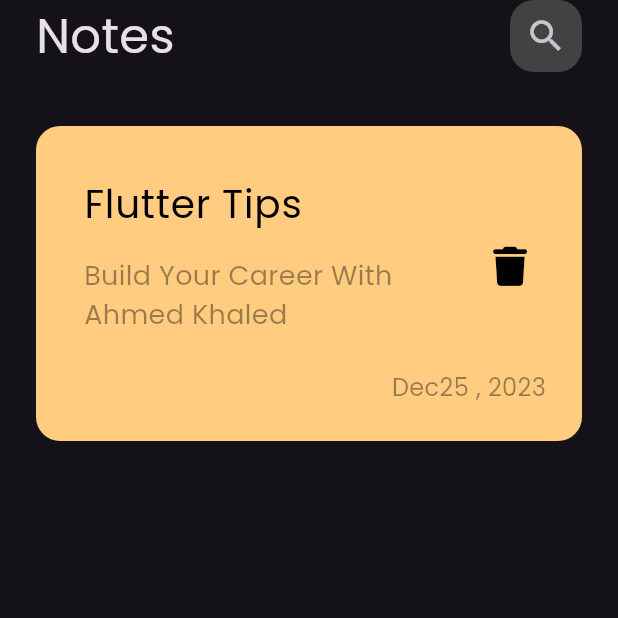
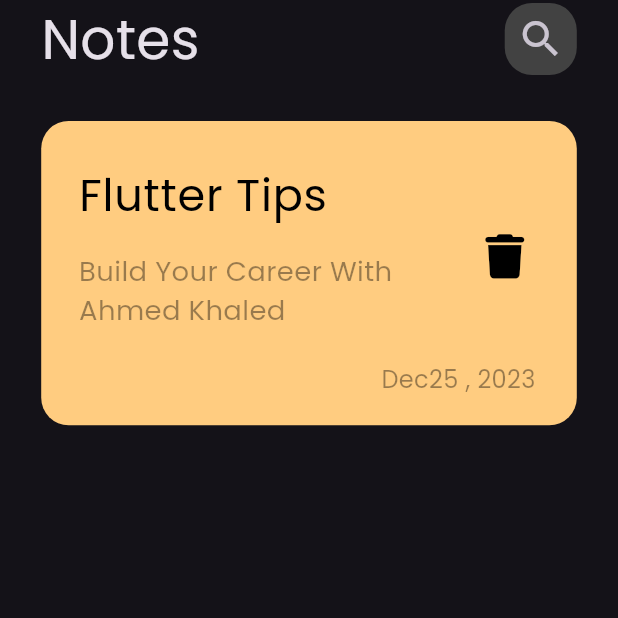
Before and after one commit to AhmedKhaled8907/notes-app, a Flutter app: the screen it shows after launch, on a phone screen of 412 x 824 dp, the top half of it. Run offline on Flutter 3.47's test engine with Material 3 defaults, Android fonts, the phone set to English and light mode, and no system bars; our stand-ins replace flutter_screenutil, font_awesome_flutter.

```diff
--- a/lib/main.dart
+++ b/lib/main.dart
@@ -1,4 +1,5 @@
 import 'package:flutter/material.dart';
+import 'package:flutter_screenutil/flutter_screenutil.dart';
 import 'package:notes_app/views/notes_views.dart';
 
 void main() {
@@ -10,11 +11,18 @@ class NotesApp extends StatelessWidget {
 
   @override
   Widget build(BuildContext context) {
-    return MaterialApp(
-      debugShowCheckedModeBanner: false,
-      title: 'Notes App',
-      theme: ThemeData(brightness: Brightness.dark,fontFamily: 'Poppins'),
-      home: const NotesView(),
+    return ScreenUtilInit(
+      designSize: const Size(360, 690),
+      minTextAdapt: true,
+      splitScreenMode: true,
+      child: Builder(builder: (context) {
+        return MaterialApp(
+          debugShowCheckedModeBanner: false,
+          title: 'Notes App',
+          theme: ThemeData(brightness: Brightness.dark, fontFamily: 'Poppins'),
+          home: const NotesView(),
+        );
+      }),
     );
   }
 }
--- a/lib/views/widgets/custom_app_bar.dart
+++ b/lib/views/widgets/custom_app_bar.dart
@@ -1,4 +1,5 @@
 import 'package:flutter/material.dart';
+import 'package:flutter_screenutil/flutter_screenutil.dart';
 import 'package:notes_app/views/widgets/custom_search_icon.dart';
 
 class CustomAppBar extends StatelessWidget {
@@ -6,14 +7,14 @@ class CustomAppBar extends StatelessWidget {
 
   @override
   Widget build(BuildContext context) {
-    return const Row(
+    return  Row(
       mainAxisAlignment: MainAxisAlignment.spaceBetween,
       children: [
         Text(
           'Notes',
-          style: TextStyle(fontSize: 32),
+          style: TextStyle(fontSize: 32.sp),
         ),
-        CustomSearchIcon(),
+        const CustomSearchIcon(),
       ],
     );
   }
--- a/lib/views/widgets/custom_note_item.dart
+++ b/lib/views/widgets/custom_note_item.dart
@@ -1,4 +1,5 @@
 import 'package:flutter/material.dart';
+import 'package:flutter_screenutil/flutter_screenutil.dart';
 import 'package:font_awesome_flutter/font_awesome_flutter.dart';
 
 class CustomNoteItem extends StatelessWidget {
@@ -9,46 +10,46 @@ class CustomNoteItem extends StatelessWidget {
     return Container(
       decoration: BoxDecoration(
         color: const Color(0xffffcc80),
-        borderRadius: BorderRadius.circular(16),
+        borderRadius: BorderRadius.circular(16.r),
       ),
-      padding: const EdgeInsets.symmetric(vertical: 24).copyWith(left: 16),
+      padding: EdgeInsets.symmetric(vertical: 16.h).copyWith(left: 8.w),
       child: Column(
         crossAxisAlignment: CrossAxisAlignment.end,
         children: [
           ListTile(
-            title: const Text(
+            title: Text(
               'Flutter Tips',
               style: TextStyle(
                 color: Colors.black,
-                fontSize: 26,
+                fontSize: 26.sp,
               ),
             ),
             subtitle: Padding(
-              padding: const EdgeInsets.symmetric(vertical: 16),
+              padding: EdgeInsets.symmetric(vertical: 12.h),
               child: Text(
                 'Build Your Career With Ahmed Khaled',
                 style: TextStyle(
                   color: Colors.black.withOpacity(0.4),
-                  fontSize: 18,
+                  fontSize: 16.sp,
                 ),
               ),
             ),
             trailing: IconButton(
               onPressed: () {},
-              icon: const Icon(
+              icon: Icon(
                 FontAwesomeIcons.trash,
                 color: Colors.black,
-                size: 26,
+                size: 26.sp,
               ),
             ),
           ),
           Padding(
-            padding: const EdgeInsets.only(right: 24),
+            padding: EdgeInsets.only(right: 24.w),
             child: Text(
               'Dec25 , 2023',
               style: TextStyle(
                 color: Colors.black.withOpacity(0.4),
-                fontSize: 16,
+                fontSize: 14.sp,
               ),
             ),
           ),
--- a/lib/views/widgets/custom_search_icon.dart
+++ b/lib/views/widgets/custom_search_icon.dart
@@ -1,24 +1,23 @@
 import 'package:flutter/material.dart';
+import 'package:flutter_screenutil/flutter_screenutil.dart';
 
 class CustomSearchIcon extends StatelessWidget {
-  const CustomSearchIcon({
-    super.key
-  });
+  const CustomSearchIcon({super.key});
 
   @override
   Widget build(BuildContext context) {
     return Container(
       decoration: BoxDecoration(
-        borderRadius: const BorderRadius.all(
-          Radius.circular(16),
+        borderRadius: BorderRadius.all(
+          Radius.circular(16.r),
         ),
         color: Colors.grey[800],
       ),
       child: IconButton(
         onPressed: () {},
-        icon: const Icon(
+        icon: Icon(
           Icons.search,
-          size: 28,
+          size: 28.sp,
         ),
       ),
     );
--- a/lib/views/widgets/notes_views_body.dart
+++ b/lib/views/widgets/notes_views_body.dart
@@ -1,4 +1,5 @@
 import 'package:flutter/material.dart';
+import 'package:flutter_screenutil/flutter_screenutil.dart';
 import 'package:notes_app/views/widgets/custom_app_bar.dart';
 import 'package:notes_app/views/widgets/custom_note_item.dart';
 
@@ -7,14 +8,14 @@ class NotesViewBody extends StatelessWidget {
 
   @override
   Widget build(BuildContext context) {
-    return const SafeArea(
+    return SafeArea(
       child: Padding(
-        padding: EdgeInsets.symmetric(horizontal: 24),
+        padding: EdgeInsets.symmetric(horizontal: 24.w),
         child: Column(
           children: [
-            CustomAppBar(),
-            SizedBox(height: 36),
-            CustomNoteItem(),
+            const CustomAppBar(),
+            SizedBox(height: 24.h),
+            const CustomNoteItem(),
           ],
         ),
       ),
--- a/pubspec.yaml
+++ b/pubspec.yaml
@@ -36,6 +36,7 @@ dependencies:
   # Use with the CupertinoIcons class for iOS style icons.
   cupertino_icons: ^1.0.2
   font_awesome_flutter: ^10.6.0
+  flutter_screenutil: ^5.9.0
 
 dev_dependencies:
   flutter_test:
```
Also changed, not shown: pubspec.lock.
